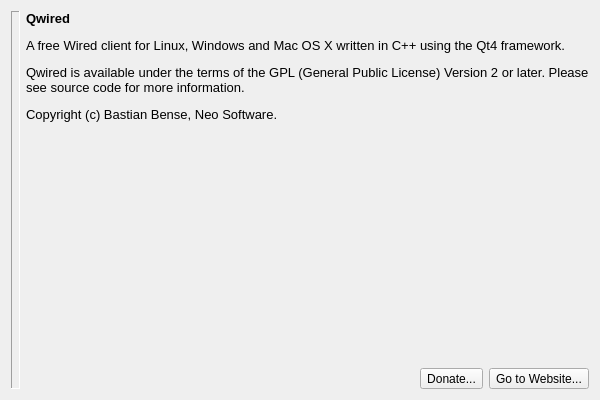
Above: qwired_wired/qw_client/gui/WidgetAbout.ui from pcjpnet/qwired-suite before the change. Below: the same form after it.
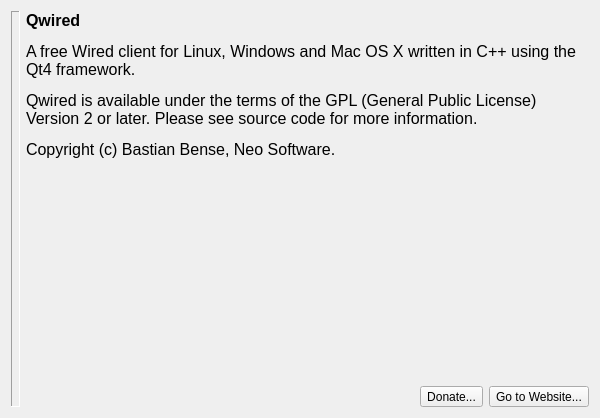
That is the form after the change. Icons and pictures are not drawn.

Commit message: Fix for about window.

```diff
--- a/qwired_wired/qw_client/gui/WidgetAbout.ui
+++ b/qwired_wired/qw_client/gui/WidgetAbout.ui
@@ -6,21 +6,9 @@
     <x>0</x>
     <y>0</y>
     <width>600</width>
-    <height>400</height>
+    <height>418</height>
    </rect>
   </property>
-  <property name="minimumSize" >
-   <size>
-    <width>600</width>
-    <height>400</height>
-   </size>
-  </property>
-  <property name="maximumSize" >
-   <size>
-    <width>600</width>
-    <height>400</height>
-   </size>
-  </property>
   <property name="windowTitle" >
    <string>About Qwired</string>
   </property>
@@ -66,10 +54,10 @@
 &lt;html>&lt;head>&lt;meta name="qrichtext" content="1" />&lt;style type="text/css">
 p, li { white-space: pre-wrap; }
 &lt;/style>&lt;/head>&lt;body style=" font-family:'Sans Serif'; font-size:10pt; font-weight:400; font-style:normal;">
-&lt;p style=" margin-top:12px; margin-bottom:12px; margin-left:0px; margin-right:0px; -qt-block-indent:0; text-indent:0px;">&lt;span style=" font-weight:600;">Qwired&lt;/span>&lt;/p>
-&lt;p style=" margin-top:12px; margin-bottom:12px; margin-left:0px; margin-right:0px; -qt-block-indent:0; text-indent:0px;">A free Wired client for Linux, Windows and Mac OS X written in C++ using the Qt4 framework.&lt;/p>
-&lt;p style=" margin-top:12px; margin-bottom:12px; margin-left:0px; margin-right:0px; -qt-block-indent:0; text-indent:0px;">Qwired is available under the terms of the GPL (General Public License) Version 2 or later. Please see source code for more information.&lt;/p>
-&lt;p style=" margin-top:12px; margin-bottom:12px; margin-left:0px; margin-right:0px; -qt-block-indent:0; text-indent:0px;">Copyright (c) Bastian Bense, Neo Software.&lt;/p>&lt;/body>&lt;/html></string>
+&lt;p style=" margin-top:12px; margin-bottom:12px; margin-left:0px; margin-right:0px; -qt-block-indent:0; text-indent:0px;">&lt;span style=" font-size:12pt; font-weight:600;">Qwired&lt;/span>&lt;/p>
+&lt;p style=" margin-top:12px; margin-bottom:12px; margin-left:0px; margin-right:0px; -qt-block-indent:0; text-indent:0px; font-size:12pt;">A free Wired client for Linux, Windows and Mac OS X written in C++ using the Qt4 framework.&lt;/p>
+&lt;p style=" margin-top:12px; margin-bottom:12px; margin-left:0px; margin-right:0px; -qt-block-indent:0; text-indent:0px; font-size:12pt;">Qwired is available under the terms of the GPL (General Public License) Version 2 or later. Please see source code for more information.&lt;/p>
+&lt;p style=" margin-top:12px; margin-bottom:12px; margin-left:0px; margin-right:0px; -qt-block-indent:0; text-indent:0px; font-size:12pt;">Copyright (c) Bastian Bense, Neo Software.&lt;/p>&lt;/body>&lt;/html></string>
      </property>
      <property name="alignment" >
       <set>Qt::AlignLeading|Qt::AlignLeft|Qt::AlignTop</set>
```
Left out of the diff: 3 changed lines with no effect on the pictures.
